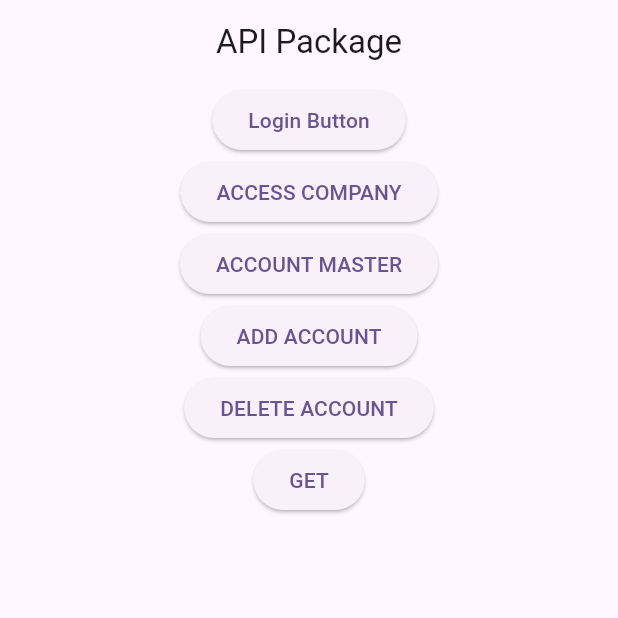
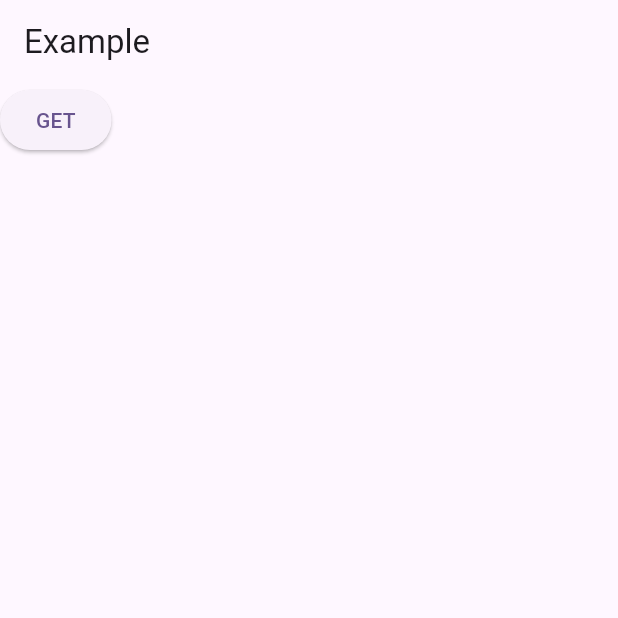
Before and after one commit to Pradipjadav05/api_service_helper, a Flutter app: the screen it shows after launch, on a phone screen of 412 x 824 dp, the top half of it. Run offline on Flutter 3.47's test engine with Material 2 defaults, Android fonts, the phone set to English and light mode, and no system bars; our stand-ins replace dio.

Commit message:
update version with example changes

```diff
--- a/example/lib/home_screen.dart
+++ /dev/null
@@ -1,152 +0,0 @@
-import 'package:api_services/api_services.dart';
-import 'package:flutter/material.dart';
-
-import 'utils/api_utils.dart';
-
-class HomeScreen extends StatelessWidget {
-  const HomeScreen({Key? key}) : super(key: key);
-
-  @override
-  Widget build(BuildContext context) {
-    return Scaffold(
-      appBar: AppBar(
-        title: const Text("API Package"),
-        centerTitle: true,
-      ),
-      body: Center(
-        child: Column(
-          children: [
-            /*
-            * Login
-            * */
-
-            ElevatedButton(
-              onPressed: () {
-                debugPrint("\n\n------------Login--------------\n");
-                ApiServices()
-                    .request(ApiService.POST, ApiUtils.loginAPI,
-                        data: ApiUtils.loginBodyData)
-                    .then((response) {
-                  ApiUtils.authToken = response.data["DataModel"]["NewToken"];
-                  debugPrint("Response Data: ${response.data}");
-                  debugPrint("NewToken Data: ${ApiUtils.authToken}");
-                }).catchError((error) {
-                  debugPrint("Error: $error");
-                });
-              },
-              child: const Text("Login Button"),
-            ),
-
-            /*
-            * Access Company
-            * */
-            ElevatedButton(
-              onPressed: () {
-                debugPrint("\n\n------------Access Company--------------\n");
-                ApiServices()
-                    .request(ApiService.POST, ApiUtils.accessCompanyAPI,
-                        queryParameters: {"C05101": 35},
-                        authToken: ApiUtils.authToken)
-                    .then((response) {
-                  debugPrint("Response Data: ${response.data}");
-                  debugPrint("NewToken Data: ${ApiUtils.authToken}");
-                }).catchError((error) {
-                  debugPrint("Error: $error");
-                });
-              },
-              child: const Text("ACCESS COMPANY"),
-            ),
-
-            /*
-            * Account Master
-            * */
-            ElevatedButton(
-              onPressed: () {
-                debugPrint("\n\n------------Account Master--------------\n");
-                ApiServices()
-                    .request(ApiService.POST, ApiUtils.accountMasterAPI,
-                        data: ApiUtils.accountMasterPayLoad,
-                        authToken: ApiUtils.authToken)
-                    .then((response) {
-                  debugPrint("Response Data: ${response.data}");
-                  debugPrint("NewToken Data: ${ApiUtils.authToken}");
-                }).catchError((error) {
-                  debugPrint("Error: $error");
-                });
-              },
-              child: const Text("ACCOUNT MASTER"),
-            ),
-
-            /*
-            * Add Account
-            * */
-            ElevatedButton(
-              onPressed: () {
-                debugPrint("\n\n------------Add Account--------------\n");
-                ApiServices()
-                    .request(
-                  ApiService.POST,
-                  ApiUtils.addAccountAPI,
-                  data: ApiUtils.addAccountData,
-                  authToken: ApiUtils.authToken,
-                )
-                    .then((response) {
-                  debugPrint("Response Data: ${response.data}");
-                  debugPrint("NewToken Data: ${ApiUtils.authToken}");
-                }).catchError((error) {
-                  debugPrint("Error: $error");
-                });
-              },
-              child: const Text("ADD ACCOUNT"),
-            ),
-
-            /*
-            * Delete Account
-            * */
-            ElevatedButton(
-              onPressed: () {
-                debugPrint("\n\n------------Delete Account--------------\n");
-
-                ApiServices()
-                    .request(
-                  ApiService.DELETE,
-                  ApiUtils.deleteAccountAPI,
-                  queryParameters: {"id": 77},
-                  authToken: ApiUtils.authToken,
-                )
-                    .then((response) {
-                  debugPrint("Response Data: ${response.data}");
-                  debugPrint("NewToken Data: ${ApiUtils.authToken}");
-                }).catchError((error) {
-                  debugPrint("Error: $error");
-                });
-              },
-              child: const Text("DELETE ACCOUNT"),
-            ),
-            /*
-            * GET
-            * */
-            ElevatedButton(
-              onPressed: () {
-                debugPrint("\n\n------------GET--------------\n");
-
-                ApiServices()
-                    .request(
-                  ApiService.GET,
-                  "https://jsonplaceholder.typicode.com/users",
-                )
-                    .then((response) {
-                  debugPrint("Response Data: ${response.data}");
-                  debugPrint("NewToken Data: ${ApiUtils.authToken}");
-                }).catchError((error) {
-                  debugPrint("Error: $error");
-                });
-              },
-              child: const Text("GET"),
-            ),
-          ],
-        ),
-      ),
-    );
-  }
-}
--- a/example/lib/main.dart
+++ b/example/lib/main.dart
@@ -1,6 +1,5 @@
+import 'package:api_service_helper/api_service_helper.dart';
 import 'package:flutter/material.dart';
-
-import 'home_screen.dart';
 
 void main() {
   runApp(const MyApp());
@@ -22,3 +21,29 @@ class MyApp extends StatelessWidget {
     );
   }
 }
+
+class HomeScreen extends StatelessWidget {
+  const HomeScreen({super.key});
+
+  @override
+  Widget build(BuildContext context) {
+    return Scaffold(
+      appBar: AppBar(
+        title: const Text("Example"),
+      ),
+      body: ElevatedButton(
+        onPressed: () {
+          ApiServices()
+              .request(
+                  ApiService.GET, "https://jsonplaceholder.typicode.com/users")
+              .then((response) {
+            debugPrint("Response Data: ${response.data}");
+          }).catchError((error) {
+            debugPrint("Error: $error");
+          });
+        },
+        child: const Text("GET"),
+      ),
+    );
+  }
+}
--- a/example/lib/utils/api_utils.dart
+++ /dev/null
@@ -1,357 +0,0 @@
-class ApiUtils {
-  static late String authToken;
-
-  static String loginAPI =
-      "https://cloudqaapi.rkitsoftware.com/QAAPI/MRAPI/CLCMC01M/ValidateUser";
-
-  static String accessCompanyAPI =
-      "https://cloudqaapi.rkitsoftware.com/QAAPI/MRAPI/CLCMC05/SetCompany";
-
-  static String accountMasterAPI =
-      "https://cloudqaapi.rkitsoftware.com/QAAPI/MRTMPLAPI/CLFormatBase/GetDataTest";
-
-  static String addAccountAPI = "https://cloudqaapi.rkitsoftware.com/QAAPI/MRAPI/CLYMA01";
-
-  static String deleteAccountAPI = "https://cloudqaapi.rkitsoftware.com/QAAPI/MRAPI/CLYMA01";
-
-  static Map<String, dynamic> loginBodyData = {
-    "C01103": "hp",
-    "C01104": "123",
-    "C01103R": 1
-  };
-
-  static Map<String, dynamic> accountMasterPayLoad = {
-    "templateId": "R0100",
-    "formatId": "F0001",
-    "levelId": 1,
-    "R10113": "R0000",
-    "colConfig": true,
-    "OrderBy": {},
-    "skip": 0,
-    "take": 17
-  };
-
-  static Map<String, dynamic> addAccountData = {
-    "A01101": 0,
-    "A01102": "abc2",
-    "A01103": "ab",
-    "A01104": 3,
-    "A01105": 2,
-    "A01106": 0,
-    "A01107": 0,
-    "A01108": "",
-    "A01109": 12,
-    "A01110": 0,
-    "A01111": 0,
-    "A01112": 0,
-    "A01113": "B",
-    "A01114": "BK",
-    "A01115": "",
-    "A01116": "1",
-    "A01117": 0,
-    "A01118": 0,
-    "A01119": "N",
-    "A01120": "N",
-    "A07102": "",
-    "A01122": "",
-    "A01123": "",
-    "A01124": "",
-    "A01125": "N",
-    "A01126": "",
-    "A01127": "",
-    "A01128": "",
-    "A01129": "",
-    "A01130": "",
-    "A01131": "",
-    "A01132": "",
-    "A01133": "",
-    "A01134": "",
-    "A01135": "",
-    "A01136": "",
-    "A01137": "",
-    "A01138": "",
-    "A01139": {
-      "F50J01": "N",
-      "F50J02": "N",
-      "F50J03": "N",
-      "F50J04": "N",
-      "F50J05": "N",
-      "F50J06": "N",
-      "F50J07": "N",
-      "F50J08": "N"
-    },
-    "A01140": "",
-    "A01143": "{}",
-    "DTOYMA02": {
-      "A02101": 0,
-      "A02102": "A",
-      "A02103": "",
-      "A02104": "",
-      "A02105": "Sadfsadf",
-      "A02106": 0,
-      "A02107": 0,
-      "A02108": 0,
-      "A02109": 0,
-      "A02110": 12,
-      "A02111": "",
-      "A02112": "",
-      "A02113": "",
-      "A02114": "",
-      "A02115": "",
-      "A02116": "",
-      "A02117": "",
-      "A02118": "",
-      "A02119": "",
-      "A02120": "",
-      "A02121": "",
-      "A02122": "",
-      "A02123": "",
-      "A02124": "",
-      "A02125": "",
-      "A02126": "",
-      "A02127": "",
-      "A02128": "",
-      "A02129": "",
-      "A02130": "",
-      "A02131": "",
-      "A02132": "",
-      "A02143": ""
-    },
-    "DTOYMA03": {
-      "A03102": 0,
-      "A03104": 0,
-      "A03105": 0,
-      "A03106": 0
-    },
-    "DTOYMA12": [
-      {
-        "A12101": 0,
-        "A12102": "",
-        "A12103": "",
-        "A12104": 0,
-        "A12105": "",
-        "A12106": "",
-        "A12107": "",
-        "A12108": "",
-        "A12109": "",
-        "A12110": "",
-        "A12111": ""
-      }
-    ],
-    "DTOYMA07": {
-      "A07102": "N",
-      "A07103": 0,
-      "A07104": ""
-    },
-    "Setup": {
-      "VOUSetup": {
-        "X01201": false,
-        "X01202": false,
-        "X01203": null,
-        "X01204": null,
-        "X01205": false,
-        "X01206": false,
-        "X01207": null,
-        "X01208": false,
-        "X01228": false,
-        "X01229": false,
-        "X01230": null,
-        "X01231": 0,
-        "X01232": "",
-        "X01233": false,
-        "X01234": false,
-        "X01235": false,
-        "X01236": false,
-        "X01237": false,
-        "X01238": false,
-        "X01239": false,
-        "X01240": false,
-        "X01241": true,
-        "X01244": null,
-        "X01257": null,
-        "X01258": 0,
-        "X01259": false,
-        "X01260": false,
-        "X01261": false,
-        "X01255": "N",
-        "X01262": false,
-        "X01263": "N",
-        "X01264": false,
-        "X01265": false,
-        "X01266": true,
-        "X01267": false,
-        "X01268": false,
-        "X01269": false,
-        "X01270": false,
-        "X01271": "",
-        "X01272": 0,
-        "X01273": "",
-        "X01274": false,
-        "X01275": false,
-        "X01276": "N",
-        "X01277": "",
-        "X01278": "N",
-        "X01279": false,
-        "X01280": false,
-        "X01281": "",
-        "X01283": null,
-        "X01284": null,
-        "X01285": 0,
-        "X01286": false,
-        "X01282": false,
-        "X01209": false,
-        "X01210": false,
-        "X01211": false,
-        "X01212": false,
-        "X01213": false,
-        "X01214": false,
-        "X01215": false,
-        "X01216": false,
-        "X01217": false,
-        "X01218": "",
-        "X01219": null,
-        "X01220": false,
-        "X01221": null,
-        "X01222": null,
-        "X01223": null,
-        "X01224": null,
-        "X01225": null,
-        "X01226": null,
-        "X01227": null,
-        "X01243": false,
-        "X01245": false,
-        "X01247": false,
-        "X01248": false,
-        "X01249": false,
-        "X01250": false,
-        "X01251": false,
-        "X01252": false,
-        "X01253": false,
-        "X01254": false,
-        "X01256": false
-      },
-      "CMPSetup": {
-        "X01401": false,
-        "X01402": true,
-        "X01403": false,
-        "X01404": false,
-        "X01405": false,
-        "X01406": false,
-        "X01407": false,
-        "X01408": false,
-        "X01409": false,
-        "X01410": "",
-        "X01411": "",
-        "X01412": "",
-        "X01413": "",
-        "X01414": false,
-        "X01415": "1",
-        "X01416": "2",
-        "X01417": "2",
-        "X01418": "2",
-        "X01419": "2",
-        "X01420": "2",
-        "X01421": "Qty",
-        "X01422": "Qty2",
-        "X01423": "Qty3",
-        "X01424": "Qty4",
-        "X01425": "Qty5",
-        "X01426": "2",
-        "X01427": "2",
-        "X01428": false,
-        "X01429": "N",
-        "X01430": false,
-        "X01431": false,
-        "X01432": false,
-        "X01433": false,
-        "X01434": null,
-        "X01435": true,
-        "X01436": false,
-        "X01437": true,
-        "X01438": false,
-        "X01439": "N",
-        "X01440": false,
-        "X01441": false,
-        "X01442": false,
-        "X01443": false,
-        "X01444": "N",
-        "X01445": false,
-        "X01446": false,
-        "X01447": "N",
-        "X01448": false,
-        "X01449": "",
-        "X01450": false,
-        "X01451": false,
-        "X01452": "INR",
-        "X01453": false,
-        "X01454": false,
-        "X01455": false,
-        "X01456": false,
-        "X01457": false,
-        "X01458": "",
-        "X01459": false,
-        "X01460": "2",
-        "X01461": "2",
-        "X01462": "Y",
-        "X01463": false,
-        "X01464": false,
-        "X01465": false,
-        "X01466": null,
-        "X01467": true,
-        "X01468": true,
-        "X01469": true,
-        "X01470": false,
-        "X01471": true,
-        "X01472": true,
-        "X01473": true,
-        "X01488": false,
-        "X01489": false,
-        "X01490": false,
-        "X01498": false,
-        "X01491": false,
-        "X01492": false,
-        "X01499": false,
-        "X01474": false,
-        "X01475": "N",
-        "X01476": true,
-        "X01477": false,
-        "X01478": "N",
-        "X01479": true,
-        "X01480": true,
-        "X01481": "P",
-        "X01482": true,
-        "X01483": false,
-        "X01484": false,
-        "X01485": false,
-        "X01486": true,
-        "X01487": false,
-        "X01493": false,
-        "X01494": 50000,
-        "X01495": false,
-        "X01496": false,
-        "X01497": false
-      },
-      "V01Setup": {
-        "V01501": false,
-        "V01502": false,
-        "V01503": false,
-        "V01504": "Account Opening Balance",
-        "V01505": "AcOBal",
-        "V01506": "",
-        "V01507": "",
-        "V01508": "",
-        "V01509": "",
-        "V01510": "",
-        "V01511": false,
-        "V01512": false,
-        "V01513": false,
-        "V01514": false,
-        "V01515": "",
-        "V01516": "",
-        "V01517": false
-      }
-    }
-  };
-
-
-}
--- a/example/pubspec.yaml
+++ b/example/pubspec.yaml
@@ -35,7 +35,7 @@ dependencies:
   # The following adds the Cupertino Icons font to your application.
   # Use with the CupertinoIcons class for iOS style icons.
   cupertino_icons: ^1.0.2
-  api_services:
+  api_service_helper:
     path: ..
 
 dev_dependencies:
--- a/lib/api_services.dart
+++ b/lib/api_service_helper.dart
@@ -1,4 +1,4 @@
-library api_services;
+library api_service_helper;
 
 import 'package:dio/dio.dart';
 import 'package:flutter/foundation.dart';
--- a/pubspec.yaml
+++ b/pubspec.yaml
@@ -1,12 +1,12 @@
-name: api_services
+name: api_service_helper
 description:
   ApiServices for making HTTP requests using the Dio package in a Flutter application.
   It supports various HTTP methods (GET, POST, PUT, DELETE) and provides flexibility for passing data,
   query parameters, authentication tokens, and progress callbacks. The class encapsulates the
   request logic and handles errors, including debugging through debugPrint. This code promotes code
   reusability and maintainability when interacting with APIs in a Flutter app.
-version: 0.0.1
-homepage: https://github.com/Pradipjadav05/api_services.git
+version: 0.0.2
+homepage: https://github.com/Pradipjadav05/api_service_helper.git
 
 environment:
   sdk: '>=3.0.6 <4.0.0'
```
Also changed, not shown: example/pubspec.lock, 6 other files.
